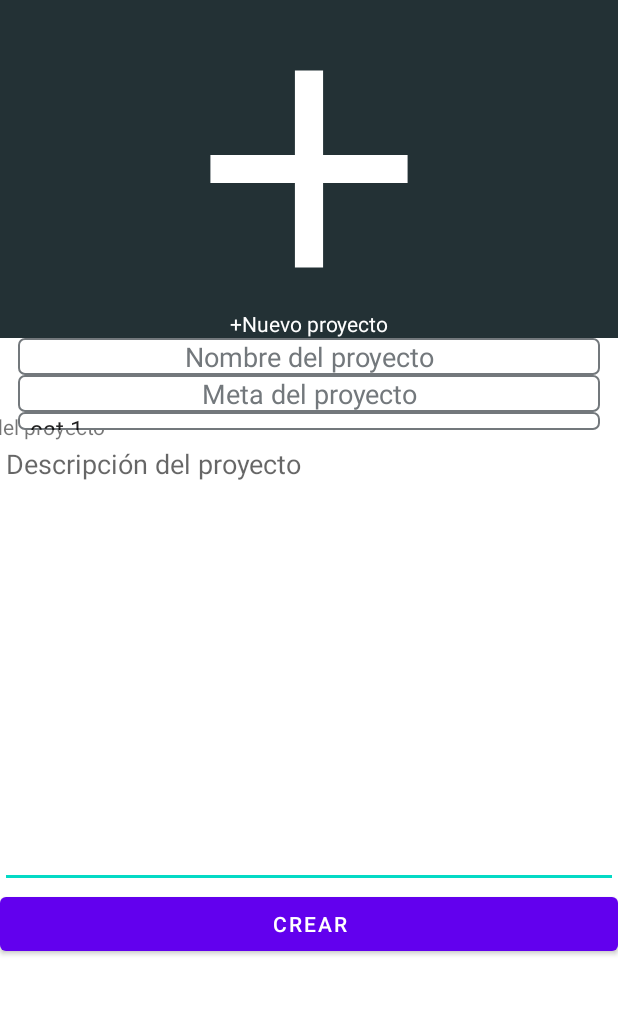
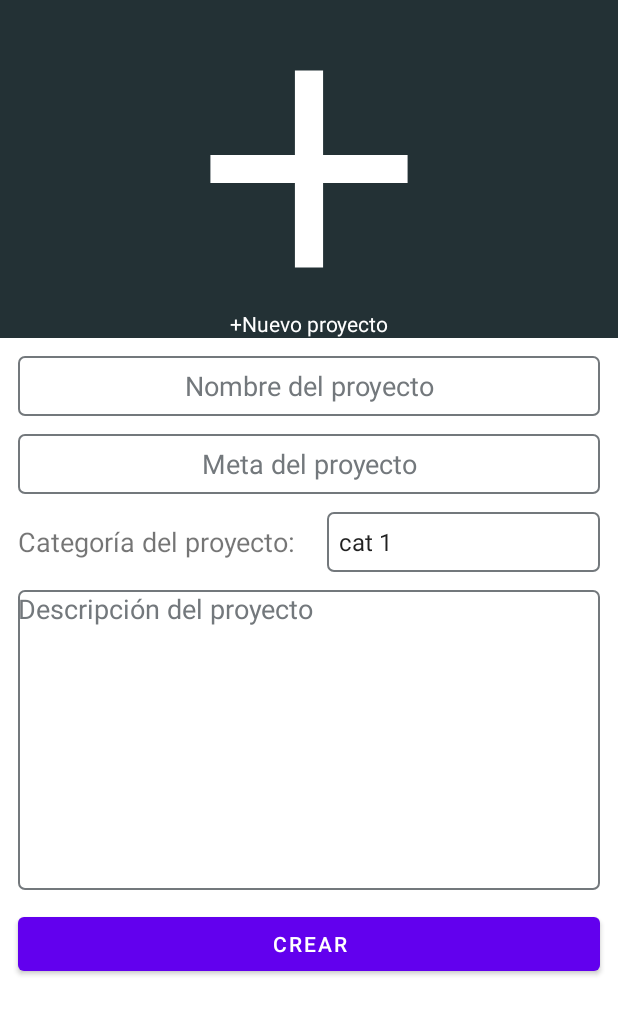
Before and after one commit to dasilvaca/Data-Structures-2020, an Android app: the fragment newProjectFragment shown on its own in the app's theme, on a phone screen of 412 x 824 dp. Shown: the top 1015 px of the screen. Run offline under Robolectric (Android 15) with nearby library versions, the light colour scheme and no system bars; our stand-ins replace Firebase (no records; nobody signed in at launch, a user with empty details on screens opened directly); Roboto replaces fonts that are not available here.

Commit message:
Hecho el layout para crear proyecto

```diff
--- a/src/JanusApp/app/src/main/res/layout/fragment_new_project.xml
+++ b/src/JanusApp/app/src/main/res/layout/fragment_new_project.xml
@@ -42,7 +42,9 @@
             android:id="@+id/editTextTextProjectName"
             style="@style/Theme.JanusApp.innerText_boxes"
             android:layout_width="match_parent"
-            android:layout_height="wrap_content"
+            android:layout_height="40dp"
+            android:layout_margin="12dp"
+            android:height="40dp"
             android:ems="10"
             android:hint="Nombre del proyecto"
             android:inputType="textPersonName"
@@ -54,7 +56,8 @@
             android:id="@+id/editTextGoal"
             style="@style/Theme.JanusApp.innerText_boxes"
             android:layout_width="match_parent"
-            android:layout_height="wrap_content"
+            android:layout_height="40dp"
+            android:layout_margin="12dp"
             android:ems="10"
             android:hint="Meta del proyecto"
             android:inputType="number"
@@ -62,47 +65,59 @@
             app:layout_constraintStart_toStartOf="parent"
             app:layout_constraintTop_toBottomOf="@id/editTextTextProjectName" />
 
+        <LinearLayout
+            android:id="@+id/category_spinner_set"
+            android:layout_width="0dp"
+            android:layout_height="wrap_content"
+            android:layout_marginTop="12dp"
+            android:layout_marginBottom="12dp"
+            android:orientation="horizontal"
+            app:layout_constraintEnd_toEndOf="parent"
+            app:layout_constraintStart_toStartOf="parent"
+            app:layout_constraintTop_toBottomOf="@id/editTextGoal">
 
-        <LinearLayout
-            android:layout_width="wrap_content"
-            android:layout_height="wrap_content"
-            app:layout_constraintStart_toStartOf="parent"
-            app:layout_constraintEnd_toStartOf="parent"
-            app:layout_constraintTop_toBottomOf="@id/editTextGoal"
-            app:layout_constraintEnd_toEndOf="parent">
             <TextView
                 android:id="@+id/textView5"
                 android:layout_width="match_parent"
                 android:layout_height="wrap_content"
-                android:text="Categoría del proyecto" />
+                android:layout_marginLeft="12dp"
+                android:layout_gravity="center_vertical"
+                android:layout_weight="1"
+
+                android:autofillHints=""
+                android:hint="@string/first_name"
+                android:inputType="textPersonName"
+
+                android:text="Categoría del proyecto:"
+                android:textAllCaps="false"
+                android:textSize="18sp" />
+
+            <Spinner
+                android:id="@+id/spinner_cat"
+                style="@style/Theme.JanusApp.innerText_boxes"
+                android:layout_width="match_parent" />
         </LinearLayout>
-        <Spinner
-            android:id="@+id/spinner_cat"
-            style="@style/Theme.JanusApp.innerText_boxes"
-            android:layout_width="match_parent"
-            android:layout_height="12dp"
-            app:layout_constraintEnd_toEndOf="parent"
-            app:layout_constraintStart_toStartOf="parent"
-            app:layout_constraintTop_toBottomOf="@id/editTextGoal" />
 
         <EditText
+            style="@style/Theme.JanusApp.text_boxes"
             android:id="@+id/editTextDscr"
             android:layout_width="match_parent"
-            android:layout_height="305dp"
-            app:layout_constraintTop_toBottomOf="@+id/spinner_cat"
+            android:layout_height="200dp"
             android:ems="10"
             android:gravity="start|top"
             android:hint="Descripción del proyecto"
             android:inputType="textMultiLine"
+            app:layout_constraintTop_toBottomOf="@id/category_spinner_set"
             tools:layout_editor_absoluteX="0dp"
             tools:layout_editor_absoluteY="0dp" />
 
         <Button
             android:id="@+id/Crear"
+            android:layout_margin="12dp"
             android:layout_width="match_parent"
             android:layout_height="wrap_content"
             android:onClick="createP"
             android:text="Crear"
-            app:layout_constraintTop_toBottomOf="@id/editTextDscr"/>
+            app:layout_constraintTop_toBottomOf="@id/editTextDscr" />
     </androidx.constraintlayout.widget.ConstraintLayout>
 </ScrollView>
--- a/src/JanusApp/app/src/main/res/layout/main_activity_layout.xml
+++ b/src/JanusApp/app/src/main/res/layout/main_activity_layout.xml
@@ -20,8 +20,7 @@
         android:text="Janus"
         android:textAlignment="center"
         android:textColor="@color/doradito"
-        android:textSize="90sp"
-        android:textStyle="bold"
+        android:textSize="80sp"
         app:layout_constraintBottom_toBottomOf="parent"
         app:layout_constraintEnd_toEndOf="parent"
         app:layout_constraintStart_toStartOf="parent"
```
